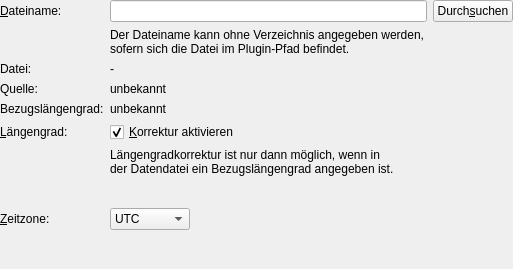
This is src/plugins/info/sunset/SunsetPluginSettingsPane.ui in startkladde/startkladde as Qt 5 draws it before an edit. The edited form follows.
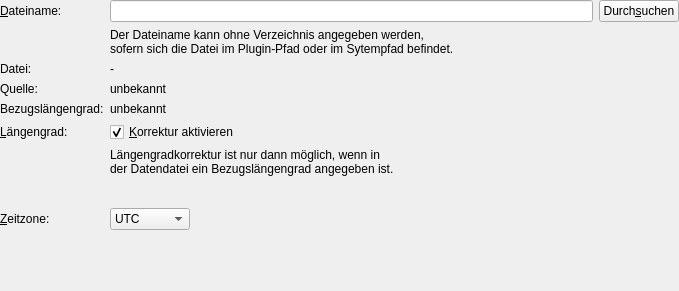
This is the edited form. Custom widgets are drawn as their Qt base class.

Commit message: External plugin improvements

What changed in the file:
```diff
--- a/src/plugins/info/sunset/SunsetPluginSettingsPane.ui
+++ b/src/plugins/info/sunset/SunsetPluginSettingsPane.ui
@@ -6,8 +6,8 @@
    <rect>
     <x>0</x>
     <y>0</y>
-    <width>513</width>
-    <height>269</height>
+    <width>679</width>
+    <height>291</height>
    </rect>
   </property>
   <property name="windowTitle">
@@ -55,7 +55,7 @@
       <widget class="QLabel" name="label">
        <property name="text">
         <string>Der Dateiname kann ohne Verzeichnis angegeben werden,
-sofern sich die Datei im Plugin-Pfad befindet.</string>
+sofern sich die Datei im Plugin-Pfad oder im Sytempfad befindet.</string>
        </property>
        <property name="wordWrap">
         <bool>false</bool>
```
Left out of the diff: 2 changed lines with no effect on the pictures. The commit also changes 6 other files.
